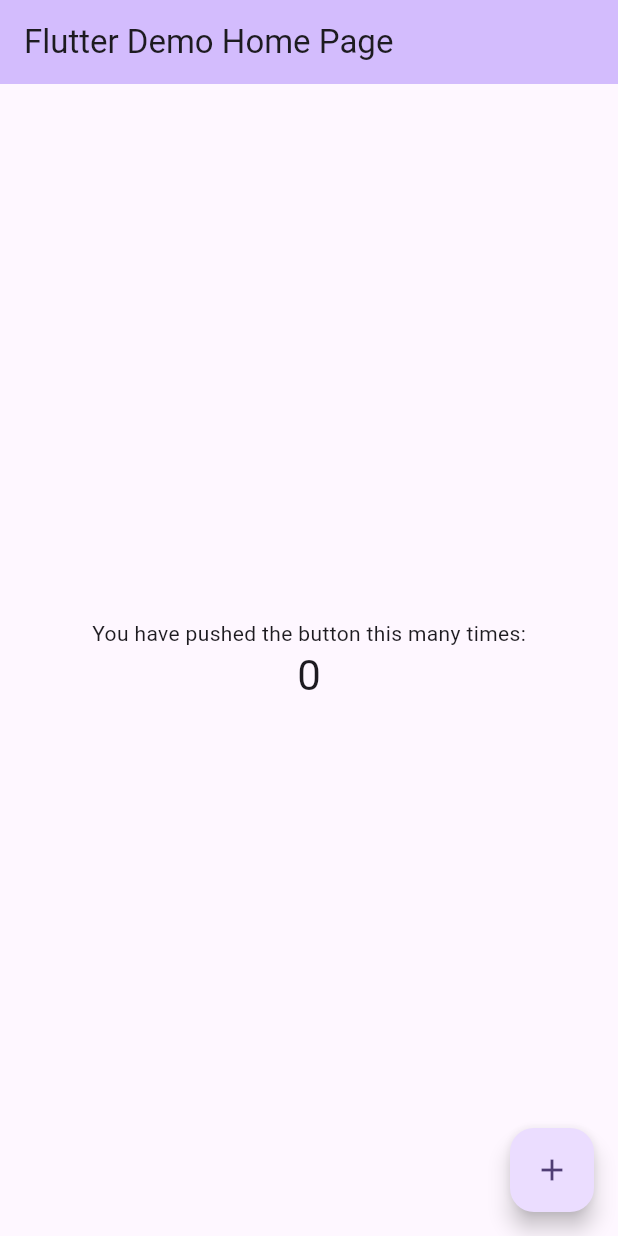
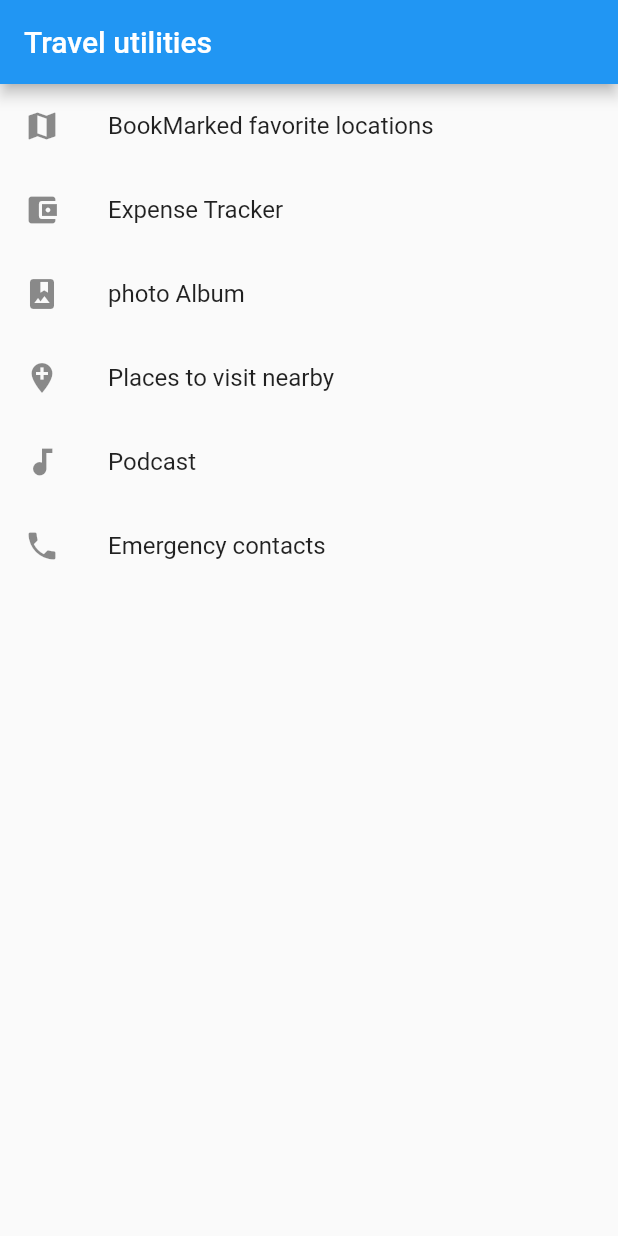
Before and after one commit to kkipngenokoech/100-days-of-flutter, a Flutter app: the screen it shows after launch, on a phone screen of 412 x 824 dp. Run offline on Flutter 3.47's test engine with Material 2 defaults, Android fonts, the phone set to English and light mode, and no system bars.

Commit message:
list views with flutter

```diff
--- a/multiverse/lib/main.dart
+++ b/multiverse/lib/main.dart
@@ -1,4 +1,7 @@
 import 'package:flutter/material.dart';
+import 'package:multiverse/screens/listview/listview.dart';
+import 'package:multiverse/screens/listview/listviewseperated.dart';
+import 'package:multiverse/screens/listview/lsitviewbuilder.dart';
 
 void main() {
   runApp(const MyApp());
@@ -12,6 +15,7 @@ class MyApp extends StatelessWidget {
   Widget build(BuildContext context) {
     return MaterialApp(
       title: 'Flutter Demo',
+      debugShowCheckedModeBanner: false,
       theme: ThemeData(
         // This is the theme of your application.
         //
@@ -31,7 +35,7 @@ class MyApp extends StatelessWidget {
         colorScheme: ColorScheme.fromSeed(seedColor: Colors.deepPurple),
         useMaterial3: true,
       ),
-      home: const MyHomePage(title: 'Flutter Demo Home Page'),
+      home: const ListViewWidget(),
     );
   }
 }
@@ -86,7 +90,7 @@ class _MyHomePageState extends State<MyHomePage> {
         // the App.build method, and use it to set our appbar title.
         title: Text(widget.title),
       ),
-      body: Center(
+      body: const Center(
         // Center is a layout widget. It takes a single child and positions it
         // in the middle of the parent.
         child: Column(
@@ -105,13 +109,9 @@ class _MyHomePageState extends State<MyHomePage> {
           // wireframe for each widget.
           mainAxisAlignment: MainAxisAlignment.center,
           children: <Widget>[
-            const Text(
-              'You have pushed the button this many times:',
-            ),
-            Text(
-              '$_counter',
-              style: Theme.of(context).textTheme.headlineMedium,
-            ),
+            ListViewWidget(),
+            ListViewBuilderWidget(),
+            ListViewSeparatedWidget()
           ],
         ),
       ),
--- /dev/null
+++ b/multiverse/lib/screens/listview/listview.dart
@@ -0,0 +1,46 @@
+import 'package:flutter/material.dart';
+
+class ListViewWidget extends StatelessWidget {
+  const ListViewWidget({super.key});
+
+  @override
+  Widget build(BuildContext context) {
+    const title = "Travel utilities";
+    return MaterialApp(
+      title: title,
+      home: Scaffold(
+        appBar: AppBar(
+          title: const Text(title),
+        ),
+        body: ListView(
+          children: const <Widget>[
+            ListTile(
+              leading: Icon(Icons.map),
+              title: Text("BookMarked favorite locations"),
+            ),
+            ListTile(
+              leading: Icon(Icons.account_balance_wallet),
+              title: Text("Expense Tracker")
+            ),
+            ListTile(
+              leading: Icon(Icons.photo_album),
+              title: Text("photo Album"),
+            ),
+            ListTile(
+              leading: Icon(Icons.add_location),
+              title: Text("Places to visit nearby"),
+            ),
+            ListTile(
+              leading: Icon(Icons.audiotrack),
+              title: Text("Podcast"),
+            ),
+            ListTile(
+              leading: Icon(Icons.phone),
+              title: Text("Emergency contacts"),
+            )
+          ],
+        ),
+      ),
+    );
+  }
+}
```
Also changed, not shown: multiverse/lib/screens/listview/listviewseperated.dart (added, +28 -0 lines), multiverse/lib/screens/listview/lsitviewbuilder.dart (added, +26 -0 lines), 1 other file.
